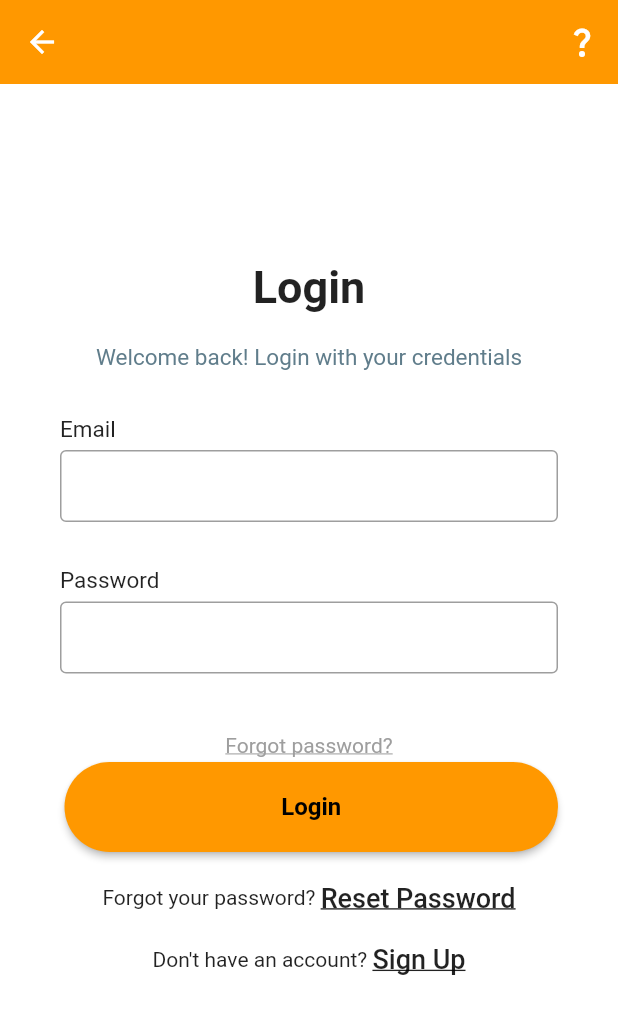
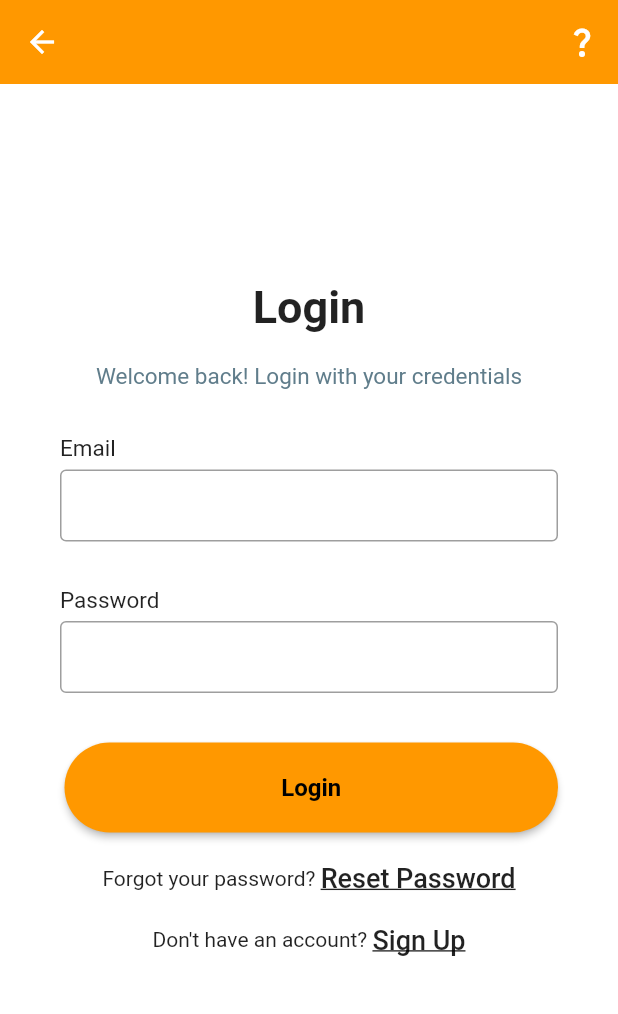
Before and after one commit to cainanmahar/campus_compass, a Flutter app: the screen it shows after launch, after a tap on "Login", on a phone screen of 412 x 824 dp. Shown: the top 1014 px of the screen. Run offline on Flutter 3.47's test engine with Material 2 defaults, Android fonts, the phone set to English and light mode, and no system bars; our stand-ins replace flutter_map, latlong2.

Commit message:
commented out a feature

```diff
--- a/lib/login.dart
+++ b/lib/login.dart
@@ -77,19 +77,20 @@ class _LoginPageState extends State<LoginPage> {
                     ),
                   ),
 
-                  // Forgot password feature from the login page....
-                  const SizedBox(height: 10),
-                  GestureDetector(
-                    onTap: () {
-                      Navigator.pushNamed(context, '/settings');
-                    },
-                    child: const Text(
-                      "Forgot password?",
-                      style: TextStyle(
-                          color: Colors.grey,
-                          decoration: TextDecoration.underline),
-                    ),
-                  ),
+                  // Forgot password feature from the login page....commented this out.. Will be using audrey's
+                  // const SizedBox(height: 10),
+                  // GestureDetector(
+                  //   onTap: () {
+                  //     Navigator.pushNamed(context, '/settings');
+                  //   },
+                  //   child: const Text(
+                  //     "Forgot password?",
+                  //     style: TextStyle(
+                  //         color: Colors.grey,
+                  //         decoration: TextDecoration.underline),
+                  //   ),
+                  // ),
+                  //
 
                   Padding(
                     padding: const EdgeInsets.symmetric(
```
